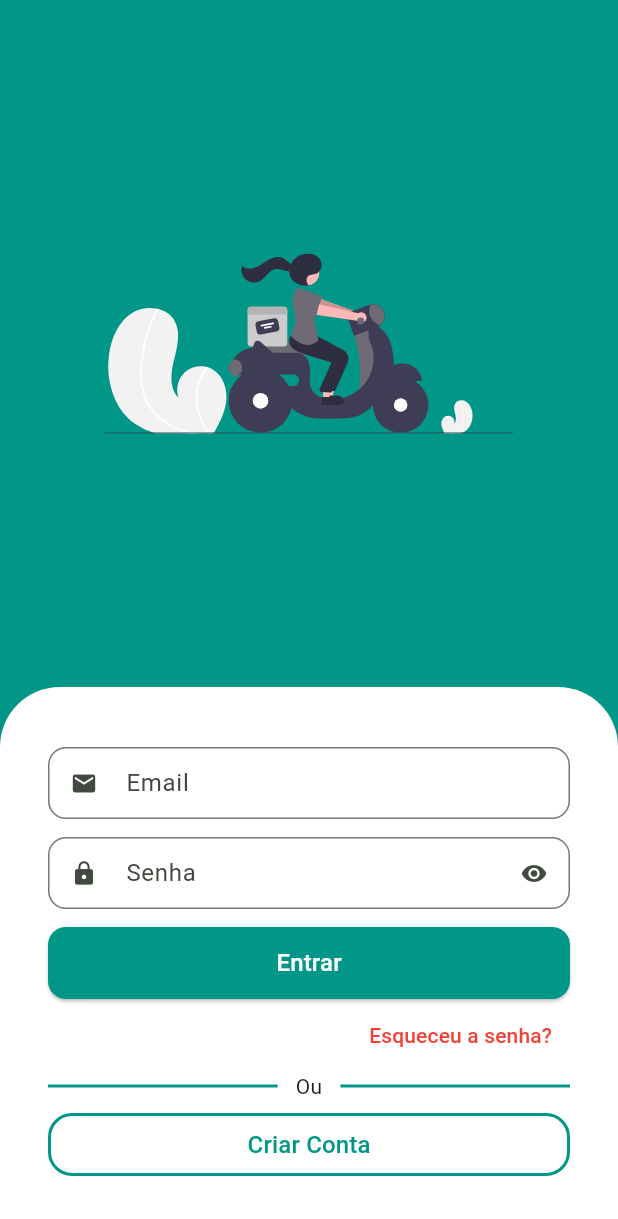
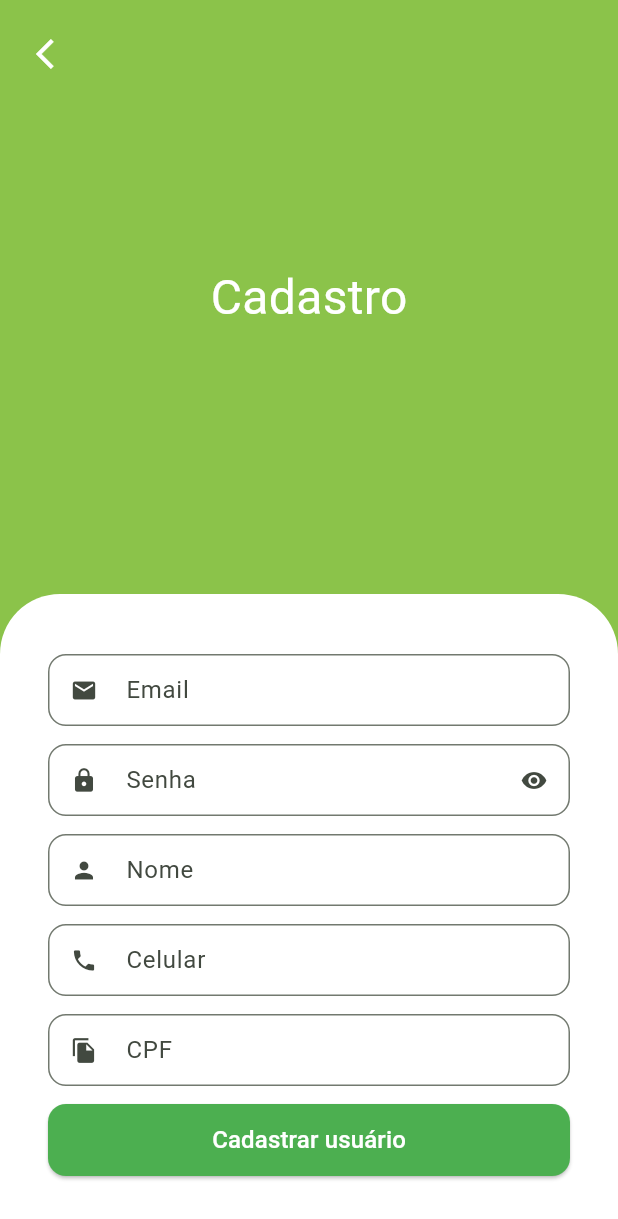
Before and after one commit to rafaelsrabelo/mobile-orde, a Flutter app: the screen it shows after launch, after a tap on "Criar Conta", on a phone screen of 412 x 824 dp. Shown: the top 1219 px of the screen. Run offline on Flutter 3.47's test engine with Material 3 defaults, Android fonts, the light colour scheme and no system bars; our stand-ins replace flutter_svg.

Commit message:
feat(custom_collors.dart): add custom colors for the app to improve visual consistency feat(sign_in_screen.dart): use custom colors for background and button to improve visual consistency feat(sign_up_screen.dart): create sign up screen with custom colors and text fields for user registration

```diff
--- /dev/null
+++ b/lib/src/config/custom_collors.dart
@@ -0,0 +1,17 @@
+import 'package:flutter/material.dart';
+
+Map<int, Color> _swatchOpacity = {
+  50: const Color.fromRGBO(139, 195, 74, .1),
+  100: const Color.fromRGBO(139, 195, 74, .2),
+  200: const Color.fromRGBO(139, 195, 74, .3),
+  300: const Color.fromRGBO(139, 195, 74, .4),
+  400: const Color.fromRGBO(139, 195, 74, .5),
+  500: const Color.fromRGBO(139, 195, 74, .6),
+};
+
+abstract class CustomColors {
+  static Color customContrastColor = Colors.red.shade700;
+
+  static MaterialColor customSwatchColor =
+      MaterialColor(0xff8bc34a, _swatchOpacity);
+}
--- a/lib/src/screens/auth/sign_in_screen.dart
+++ b/lib/src/screens/auth/sign_in_screen.dart
@@ -1,15 +1,23 @@
 import 'package:flutter/material.dart';
 import 'package:the_king_of_delivery/src/components/custom_text_field.dart';
 import 'package:flutter_svg/flutter_svg.dart';
+import 'package:the_king_of_delivery/src/config/custom_collors.dart';
+import 'package:the_king_of_delivery/src/screens/auth/sign_up_screen.dart';
 
 class SignInScreen extends StatelessWidget {
   const SignInScreen({super.key});
 
   @override
   Widget build(BuildContext context) {
+    final size = MediaQuery.of(context).size;
+
     return Scaffold(
-      backgroundColor: Colors.teal,
-      body: Column(
+      backgroundColor: CustomColors.customSwatchColor,
+      body: SingleChildScrollView(
+        child: SizedBox(
+          height: size.height,
+          width: size.width,
+          child: Column(
             children: [
               Expanded(
                   child: Column(
@@ -22,10 +30,12 @@ class SignInScreen extends StatelessWidget {
                 ],
               )),
               Container(
-            padding: const EdgeInsets.symmetric(horizontal: 32, vertical: 40),
+                padding:
+                    const EdgeInsets.symmetric(horizontal: 32, vertical: 40),
                 decoration: const BoxDecoration(
                     color: Colors.white,
-                borderRadius: BorderRadius.vertical(top: Radius.circular(40))),
+                    borderRadius:
+                        BorderRadius.vertical(top: Radius.circular(40))),
                 child: Column(
                   crossAxisAlignment: CrossAxisAlignment.stretch,
                   children: [
@@ -39,13 +49,14 @@ class SignInScreen extends StatelessWidget {
                         height: 48,
                         child: ElevatedButton(
                             style: ElevatedButton.styleFrom(
-                            backgroundColor: Colors.teal,
+                                backgroundColor: CustomColors.customSwatchColor,
                                 shape: RoundedRectangleBorder(
                                     borderRadius: BorderRadius.circular(12))),
                             onPressed: () {},
                             child: const Text(
                               'Entrar',
-                          style: TextStyle(fontSize: 16, color: Colors.white),
+                              style:
+                                  TextStyle(fontSize: 16, color: Colors.white),
                             ))),
                     Align(
                       alignment: Alignment.centerRight,
@@ -62,7 +73,7 @@ class SignInScreen extends StatelessWidget {
                         children: [
                           Expanded(
                             child: Divider(
-                          color: Colors.teal,
+                              color: Colors.green,
                               thickness: 2,
                             ),
                           ),
@@ -72,7 +83,7 @@ class SignInScreen extends StatelessWidget {
                           ),
                           Expanded(
                             child: Divider(
-                          color: Colors.teal,
+                              color: Colors.green,
                               thickness: 2,
                             ),
                           ),
@@ -85,11 +96,18 @@ class SignInScreen extends StatelessWidget {
                           style: OutlinedButton.styleFrom(
                               shape: RoundedRectangleBorder(
                                   borderRadius: BorderRadius.circular(16)),
-                          side: const BorderSide(width: 2, color: Colors.teal)),
-                      onPressed: () {},
+                              side: const BorderSide(
+                                  width: 2, color: Colors.green)),
+                          onPressed: () {
+                            Navigator.of(context).push(
+                              MaterialPageRoute(builder: (c) {
+                                return SignUpScreen();
+                              })
+                            );
+                          },
                           child: const Text(
                             'Criar Conta',
-                        style: TextStyle(color: Colors.teal, fontSize: 16),
+                            style: TextStyle(color: Colors.green, fontSize: 16),
                           )),
                     )
                   ],
@@ -97,6 +115,8 @@ class SignInScreen extends StatelessWidget {
               ),
             ],
           ),
+        ),
+      ),
     );
   }
 }
--- /dev/null
+++ b/lib/src/screens/auth/sign_up_screen.dart
@@ -0,0 +1,87 @@
+import 'package:flutter/material.dart';
+import 'package:the_king_of_delivery/src/components/custom_text_field.dart';
+import 'package:the_king_of_delivery/src/config/custom_collors.dart';
+
+class SignUpScreen extends StatelessWidget {
+  const SignUpScreen({super.key});
+
+  @override
+  Widget build(BuildContext context) {
+    final size = MediaQuery.of(context).size;
+
+    return Scaffold(
+      backgroundColor: CustomColors.customSwatchColor,
+      body: SingleChildScrollView(
+        child: SizedBox(
+          height: size.height,
+          width: size.width,
+          child: Stack(
+            children: [
+              Column(
+                children: [
+                  const Expanded(
+                    child: Center(
+                      child: Text(
+                        'Cadastro',
+                        style: TextStyle(color: Colors.white, fontSize: 32),
+                      ),
+                    ),
+                  ),
+                  Container(
+                    padding: const EdgeInsets.symmetric(
+                        horizontal: 32, vertical: 40),
+                    decoration: const BoxDecoration(
+                        color: Colors.white,
+                        borderRadius:
+                            BorderRadius.vertical(top: Radius.circular(40))),
+                    child: Column(
+                      crossAxisAlignment: CrossAxisAlignment.stretch,
+                      children: [
+                        const CustomTextField(
+                            icon: Icons.email, label: 'Email'),
+                        const CustomTextField(
+                          icon: Icons.lock,
+                          label: 'Senha',
+                          isSecret: true,
+                        ),
+                        const CustomTextField(
+                            icon: Icons.person, label: 'Nome'),
+                        const CustomTextField(
+                            icon: Icons.phone, label: 'Celular'),
+                        const CustomTextField(
+                            icon: Icons.file_copy, label: 'CPF'),
+                        SizedBox(
+                          height: 48,
+                          child: ElevatedButton(
+                              style: ElevatedButton.styleFrom(
+                                  backgroundColor: Colors.green,
+                                  shape: RoundedRectangleBorder(
+                                      borderRadius: BorderRadius.circular(12))),
+                              onPressed: () {},
+                              child: const Text(
+                                'Cadastrar usuário',
+                                style: TextStyle(
+                                    fontSize: 16, color: Colors.white),
+                              )),
+                        )
+                      ],
+                    ),
+                  )
+                ],
+              ),
+              Positioned(
+                left: 12,
+                top: 12,
+                child: SafeArea(
+                    child: IconButton(
+                        onPressed: () {
+                          Navigator.of(context).pop();
+                        }, icon: Icon(Icons.arrow_back_ios, color: Colors.white,))),
+              )
+            ],
+          ),
+        ),
+      ),
+    );
+  }
+}
```
Lines whose indentation alone changed are shown as unchanged.
